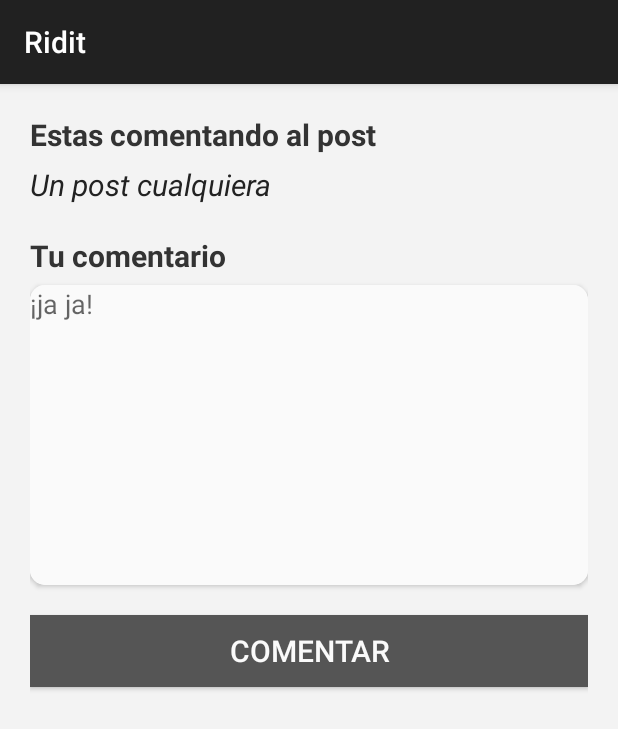
After one commit to SAINTTTT/kotlin-ridit, an Android app built with Jetpack Compose: the CreateCommentActivity screen opened directly, with no data from a screen before it, on a phone screen of 412 x 824 dp. The commit adds this screen. Shown: the top 729 px of the screen. Run offline under Robolectric (Android 15) with nearby library versions, the phone set to English and light mode, and no system bars.

Commit message:
Se crea pantalla para creación de comentario

```diff
--- a/app/src/main/AndroidManifest.xml
+++ b/app/src/main/AndroidManifest.xml
@@ -14,6 +14,9 @@
         android:supportsRtl="true"
         android:theme="@style/Theme.Kotlinridit"
         tools:targetApi="31">
+        <activity
+            android:name=".CreateCommentActivity"
+            android:exported="false" />
         <activity
             android:name=".CreatePostActivity"
             android:exported="false" />
--- /dev/null
+++ b/app/src/main/java/com/example/kotlin_ridit/CreateCommentActivity.kt
@@ -0,0 +1,43 @@
+package com.example.kotlin_ridit
+
+import android.os.Bundle
+import android.util.Log
+import android.widget.Button
+import android.widget.EditText
+import android.widget.TextView
+import androidx.activity.enableEdgeToEdge
+import androidx.appcompat.app.AppCompatActivity
+import androidx.core.view.ViewCompat
+import androidx.core.view.WindowInsetsCompat
+
+class CreateCommentActivity : AppCompatActivity() {
+
+    private lateinit var tvCommentToTitle: TextView
+    private lateinit var etCommentContent: EditText
+    private lateinit var btCommentCreate: Button
+
+    override fun onCreate(savedInstanceState: Bundle?) {
+        super.onCreate(savedInstanceState)
+        setContentView(R.layout.activity_create_comment)
+        initComponents()
+        initUI()
+    }
+
+    private fun initComponents() {
+        tvCommentToTitle = findViewById(R.id.tvCommentToTitle)
+        etCommentContent = findViewById(R.id.etCommentContent)
+        btCommentCreate = findViewById(R.id.btCommentCreate)
+    }
+
+    private fun initUI() {
+        // provisorio
+        tvCommentToTitle.text = "Un post cualquiera"
+        btCommentCreate.setOnClickListener {
+            val comment = etCommentContent.text.toString()
+
+            if (comment != "") {
+                Log.i("COMMENT", "Comentario: $comment")
+            }
+        }
+    }
+}
--- /dev/null
+++ b/app/src/main/res/layout/activity_create_comment.xml
@@ -0,0 +1,69 @@
+<?xml version="1.0" encoding="utf-8"?>
+<LinearLayout xmlns:android="http://schemas.android.com/apk/res/android"
+    xmlns:app="http://schemas.android.com/apk/res-auto"
+    xmlns:tool="http://schemas.android.com/tools"
+    android:layout_width="match_parent"
+    android:layout_height="match_parent"
+    android:background="#F3F3F3"
+    android:orientation="vertical"
+    android:padding="20dp">
+
+    <TextView
+        android:layout_width="wrap_content"
+        android:layout_height="wrap_content"
+        android:layout_marginBottom="6dp"
+        android:text="@string/create_comment_header"
+        android:textColor="#333"
+        android:textSize="20sp"
+        android:textStyle="bold" />
+
+    <TextView
+        android:id="@+id/tvCommentToTitle"
+        android:layout_width="match_parent"
+        android:layout_height="wrap_content"
+        android:layout_marginBottom="20dp"
+        android:textColor="#222"
+        android:textSize="20sp"
+        android:textStyle="italic"
+        tool:text="Un post cualquiera" />
+
+    <TextView
+        android:layout_width="wrap_content"
+        android:layout_height="wrap_content"
+        android:layout_marginBottom="6dp"
+        android:text="@string/create_comment_content_header"
+        android:textColor="#333"
+        android:textSize="20sp"
+        android:textStyle="bold" />
+
+    <androidx.cardview.widget.CardView
+        android:layout_width="match_parent"
+        android:layout_height="wrap_content"
+        android:layout_marginBottom="20dp"
+        android:background="@color/teal_200"
+        android:padding="10dp"
+        app:cardCornerRadius="10dp">
+
+        <EditText
+            android:id="@+id/etCommentContent"
+            android:layout_width="match_parent"
+            android:layout_height="wrap_content"
+            android:background="#fafafa"
+            android:foregroundTint="#FFFFFF"
+            android:gravity="top"
+            android:hint="@string/hint_create_comment"
+            android:inputType="textMultiLine"
+            android:minHeight="200dp" />
+
+    </androidx.cardview.widget.CardView>
+
+
+    <Button
+        android:id="@+id/btCommentCreate"
+        android:layout_width="match_parent"
+        android:layout_height="wrap_content"
+        android:background="#555"
+        android:text="@string/create_comment_btn_text"
+        android:textColor="#fafafa"
+        android:textSize="20sp" />
+</LinearLayout>
--- a/app/src/main/res/values/strings.xml
+++ b/app/src/main/res/values/strings.xml
@@ -6,4 +6,8 @@
     <string name="create_post_title_header">Título del post</string>
     <string name="create_post_content_header">Contenido del post</string>
     <string name="create_post_btn_text">Crear Post</string>
+    <string name="create_comment_header">Estas comentando al post</string>
+    <string name="create_comment_content_header">Tu comentario</string>
+    <string name="hint_create_comment">¡ja ja!</string>
+    <string name="create_comment_btn_text">Comentar</string>
 </resources>
```
